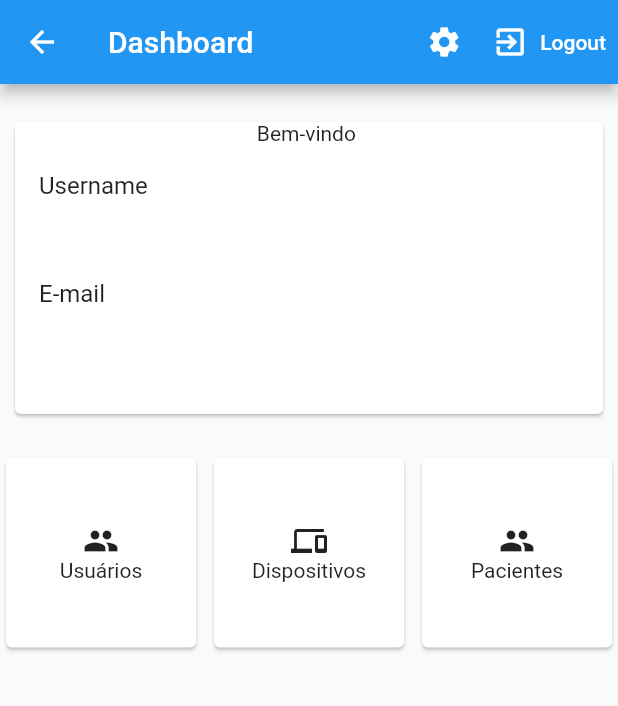
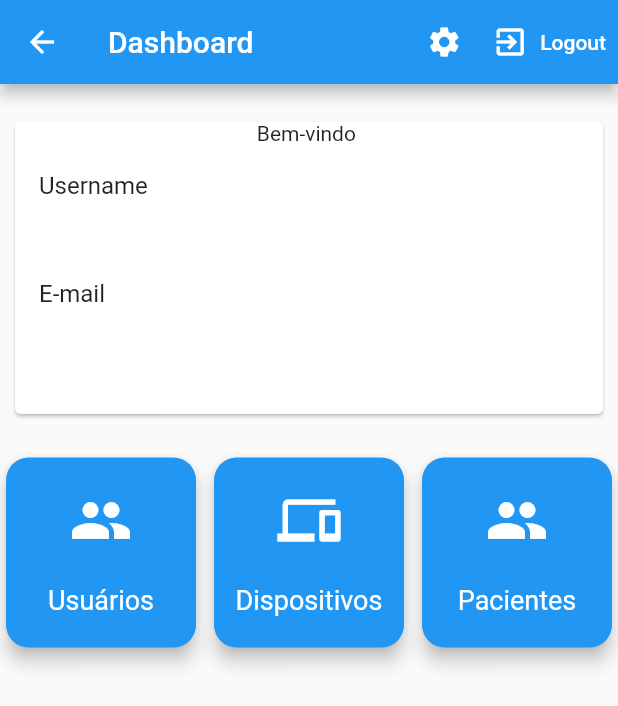
Before and after one commit to juanxjk/app-medical-monitor-mobile, a Flutter app: the DashboardView screen opened directly with empty values, on a phone screen of 412 x 824 dp. Shown: the top 706 px of the screen. Run offline on Flutter 3.47's test engine with Material 2 defaults, Android fonts, the phone set to English and light mode, and no system bars; our stand-ins replace jwt_decoder.

Commit message:
feat(views): add ButtonCard's new design to dashboard

```diff
--- /dev/null
+++ b/lib/components/button_card.dart
@@ -0,0 +1,40 @@
+import 'package:flutter/material.dart';
+
+class ButtonCard extends StatelessWidget {
+  final void Function() _onTap;
+  final String _label;
+  final IconData _icon;
+  ButtonCard(
+      {required IconData icon,
+      required String label,
+      required void Function() onTap})
+      : this._icon = icon,
+        this._onTap = onTap,
+        this._label = label;
+
+  @override
+  Widget build(BuildContext context) {
+    return GestureDetector(
+      onTap: _onTap,
+      child: Card(
+        elevation: 5,
+        shape: RoundedRectangleBorder(borderRadius: BorderRadius.circular(15)),
+        color: Colors.blue,
+        child: Column(
+          mainAxisAlignment: MainAxisAlignment.spaceEvenly,
+          children: [
+            Icon(
+              _icon,
+              color: Colors.white,
+              size: 42,
+            ),
+            Text(
+              _label,
+              style: TextStyle(color: Colors.white, fontSize: 18),
+            )
+          ],
+        ),
+      ),
+    );
+  }
+}
--- a/lib/views/dashboard_view.dart
+++ b/lib/views/dashboard_view.dart
@@ -1,3 +1,4 @@
+import 'package:app_medical_monitor/components/button_card.dart';
 import 'package:app_medical_monitor/models/user.dart';
 import 'package:app_medical_monitor/views/device_list_view.dart';
 import 'package:app_medical_monitor/views/patient_list_view.dart';
@@ -91,33 +92,18 @@ class _DashboardViewState extends State<DashboardView> {
               crossAxisSpacing: 4.0,
               mainAxisSpacing: 8.0,
               children: [
-                GestureDetector(
-                  onTap: _handleNavigateUserListView,
-                  child: Card(
-                    child: Column(
-                      mainAxisAlignment: MainAxisAlignment.center,
-                      children: [Icon(Icons.people), Text("Usuários")],
-                    ),
-                  ),
-                ),
-                GestureDetector(
-                  onTap: _handleNavigateDeviceListView,
-                  child: Card(
-                    child: Column(
-                      mainAxisAlignment: MainAxisAlignment.center,
-                      children: [Icon(Icons.devices), Text("Dispositivos")],
-                    ),
-                  ),
-                ),
-                GestureDetector(
-                  onTap: _handleNavigatePatientListView,
-                  child: Card(
-                    child: Column(
-                      mainAxisAlignment: MainAxisAlignment.center,
-                      children: [Icon(Icons.people), Text("Pacientes")],
-                    ),
-                  ),
-                ),
+                ButtonCard(
+                    icon: Icons.people,
+                    label: "Usuários",
+                    onTap: _handleNavigateUserListView),
+                ButtonCard(
+                    icon: Icons.devices,
+                    label: "Dispositivos",
+                    onTap: _handleNavigateDeviceListView),
+                ButtonCard(
+                    icon: Icons.people,
+                    label: "Pacientes",
+                    onTap: _handleNavigatePatientListView),
               ],
             ),
           ],
```
